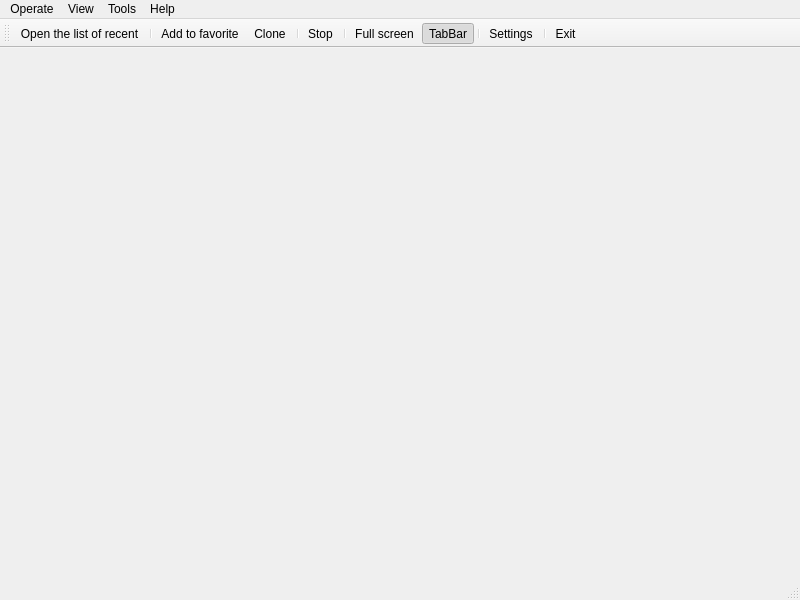
This is App/Client/mainwindow.ui in KangLin/RabbitRemoteControl as Qt 5 draws it before an edit. The edited form follows.
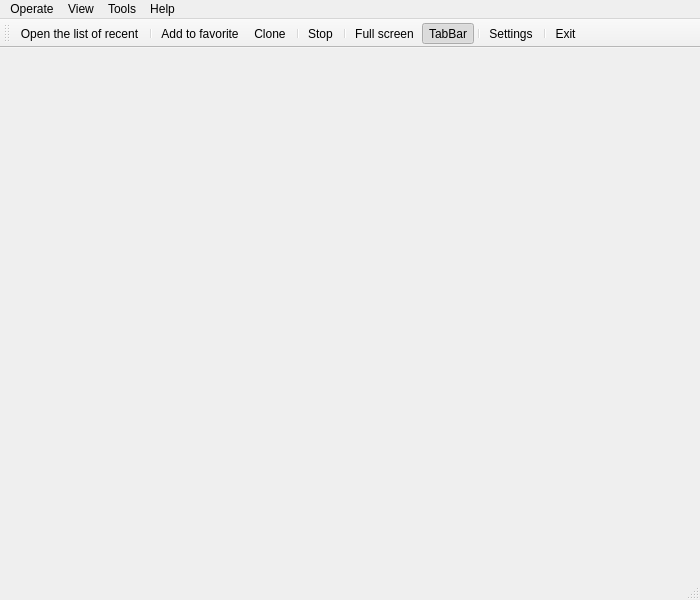
This is the edited form. Icons and pictures are not drawn.

Commit message: App: show main window with RC_SHOW_WINDOW

What changed in the file:
```diff
--- a/App/Client/mainwindow.ui
+++ b/App/Client/mainwindow.ui
@@ -6,16 +6,10 @@
    <rect>
     <x>0</x>
     <y>0</y>
-    <width>800</width>
+    <width>700</width>
     <height>600</height>
    </rect>
   </property>
-  <property name="sizePolicy">
-   <sizepolicy hsizetype="Preferred" vsizetype="Fixed">
-    <horstretch>0</horstretch>
-    <verstretch>0</verstretch>
-   </sizepolicy>
-  </property>
   <property name="windowTitle">
    <string>Rabbit Remote Control</string>
   </property>
@@ -28,8 +22,8 @@
     <rect>
      <x>0</x>
      <y>0</y>
-     <width>800</width>
-     <height>20</height>
+     <width>700</width>
+     <height>24</height>
     </rect>
    </property>
    <widget class="QMenu" name="menuHelp">
```
Left out of the diff: 1 changed line with no effect on the pictures. The commit also changes 2 other files.
